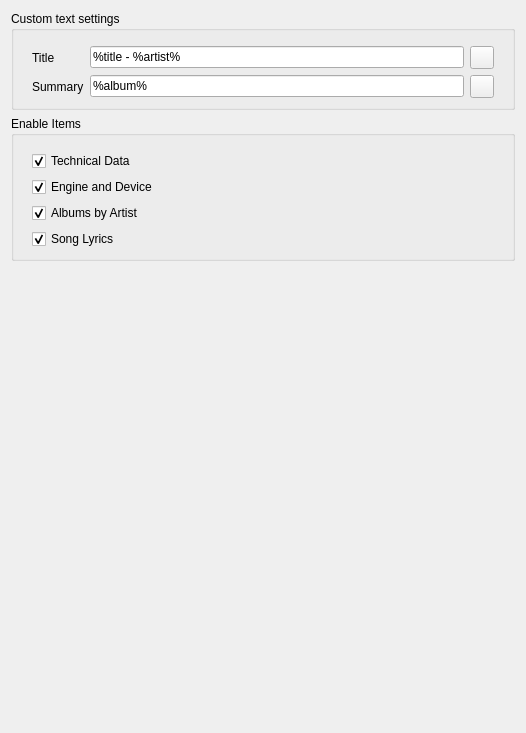
This is src/settings/contextsettingspage.ui in strawberrymusicplayer/strawberry as Qt 5 draws it before an edit. The edited form follows.
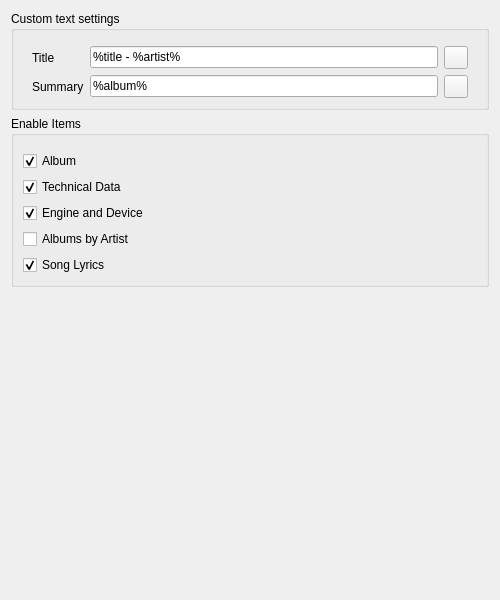
This is the edited form.

Commit message: Rewrite parts of context to be adjustable and adjust album to width

```diff
--- a/src/settings/contextsettingspage.ui
+++ b/src/settings/contextsettingspage.ui
@@ -6,8 +6,8 @@
    <rect>
     <x>0</x>
     <y>0</y>
-    <width>526</width>
-    <height>733</height>
+    <width>500</width>
+    <height>600</height>
    </rect>
   </property>
   <property name="windowTitle">
@@ -147,56 +147,48 @@
        </widget>
       </item>
       <item>
-       <widget class="QFrame" name="frame2">
-        <property name="frameShape">
-         <enum>QFrame::NoFrame</enum>
-        </property>
-        <property name="frameShadow">
-         <enum>QFrame::Plain</enum>
-        </property>
-        <property name="lineWidth">
-         <number>0</number>
-        </property>
-        <layout class="QGridLayout" name="gridLayout2">
-         <property name="topMargin">
-          <number>0</number>
-         </property>
-         <property name="bottomMargin">
-          <number>0</number>
-         </property>
-         <item row="0" column="0">
           <widget class="QCheckBox" name="context_item1_enable">
            <property name="text">
-            <string>Technical Data</string>
+         <string>Album</string>
            </property>
            <property name="checked">
             <bool>true</bool>
            </property>
           </widget>
          </item>
-         <item row="1" column="0">
+      <item>
           <widget class="QCheckBox" name="context_item2_enable">
            <property name="text">
-            <string>Engine and Device</string>
+         <string>Technical Data</string>
            </property>
            <property name="checked">
             <bool>true</bool>
            </property>
           </widget>
          </item>
-         <item row="2" column="0">
+      <item>
           <widget class="QCheckBox" name="context_item3_enable">
            <property name="text">
-            <string>Albums by Artist</string>
+         <string>Engine and Device</string>
            </property>
            <property name="checked">
             <bool>true</bool>
            </property>
           </widget>
          </item>
-         <item row="3" column="0">
+      <item>
           <widget class="QCheckBox" name="context_item4_enable">
            <property name="text">
+         <string>Albums by Artist</string>
+        </property>
+        <property name="checked">
+         <bool>false</bool>
+        </property>
+       </widget>
+      </item>
+      <item>
+       <widget class="QCheckBox" name="context_item5_enable">
+        <property name="text">
             <string>Song Lyrics</string>
            </property>
            <property name="checked">
@@ -207,9 +199,6 @@
         </layout>
        </widget>
       </item>
-     </layout>
-    </widget>
-   </item>
    <item>
     <spacer name="spacer_bottom">
      <property name="orientation">
@@ -336,22 +325,6 @@
     <string>Add song skip count</string>
    </property>
   </action>
-  <action name="action_rating">
-   <property name="text">
-    <string notr="true">%rating%</string>
-   </property>
-   <property name="toolTip">
-    <string>Add song rating</string>
-   </property>
-  </action>
-  <action name="action_score">
-   <property name="text">
-    <string notr="true">%score%</string>
-   </property>
-   <property name="toolTip">
-    <string>Add song auto score</string>
-   </property>
-  </action>
   <action name="action_newline">
    <property name="text">
     <string notr="true">%newline%</string>
```
Lines whose indentation alone changed are shown as unchanged. The commit also changes 12 other files.
